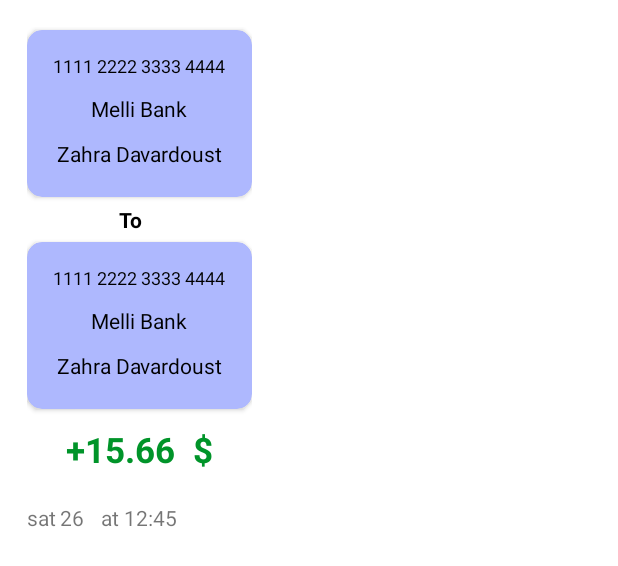
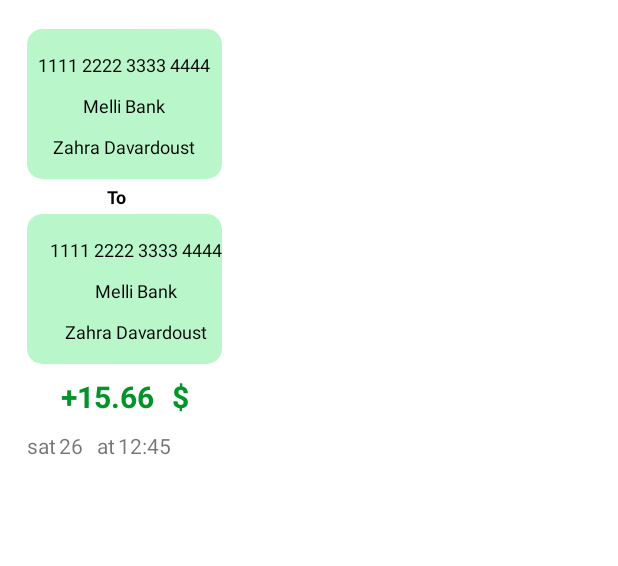
Before and after one commit to zahhard/bank, an Android app: the layout transactions.xml on its own in the app's theme, with its tools: preview values and no code run, on a phone screen of 412 x 824 dp. Shown: the top 566 px of the screen. Run offline under Robolectric (Android 15) with nearby library versions, the phone set to English and light mode, and no system bars.

Commit message:
background color of carts changed

```diff
--- a/app/src/main/res/layout/transactions.xml
+++ b/app/src/main/res/layout/transactions.xml
@@ -11,9 +11,9 @@
 
     <androidx.cardview.widget.CardView
         android:id="@+id/cardView2"
-        android:layout_width="150dp"
-        android:layout_height="111dp"
-        android:backgroundTint="#AEB8FE"
+        android:layout_width="130dp"
+        android:layout_height="100dp"
+        android:backgroundTint="@color/green"
         app:cardCornerRadius="10sp"
         app:layout_constraintBottom_toBottomOf="parent"
         app:layout_constraintEnd_toEndOf="parent"
@@ -45,6 +45,7 @@
                 android:layout_marginVertical="5dp"
                 android:gravity="center"
                 android:text="Melli Bank"
+                android:textSize="12sp"
                 android:textColor="@color/black" />
 
             <TextView
@@ -54,6 +55,7 @@
                 android:layout_marginTop="5dp"
                 android:layout_marginBottom="5dp"
                 android:gravity="center"
+                android:textSize="12sp"
                 android:text="Zahra Davardoust"
                 android:textColor="@color/black" />
         </LinearLayout>
@@ -64,10 +66,10 @@
         android:layout_width="wrap_content"
         android:layout_height="wrap_content"
         android:layout_gravity="center"
-        android:layout_marginVertical="5dp"
+        android:layout_marginVertical="3dp"
         android:text="To"
         android:textColor="@color/black"
-        android:textSize="14dp"
+        android:textSize="12dp"
         android:textStyle="bold"
         app:layout_constraintBottom_toTopOf="@+id/cardView"
         app:layout_constraintEnd_toEndOf="@+id/cardView2"
@@ -78,9 +80,9 @@
 
     <androidx.cardview.widget.CardView
         android:id="@+id/cardView"
-        android:layout_width="150dp"
-        android:layout_height="111dp"
-        android:backgroundTint="#AEB8FE"
+        android:layout_width="130dp"
+        android:layout_height="100dp"
+        android:backgroundTint="@color/green"
         app:cardCornerRadius="10sp"
         app:layout_constraintBottom_toBottomOf="parent"
         app:layout_constraintEnd_toEndOf="@+id/textView3"
@@ -90,8 +92,8 @@
         app:layout_constraintVertical_bias="0.267">
 
         <LinearLayout
-            android:layout_width="match_parent"
-            android:layout_height="match_parent"
+            android:layout_width="135dp"
+            android:layout_height="111dp"
             android:layout_margin="5dp"
             android:orientation="vertical">
 
@@ -113,6 +115,7 @@
                 android:layout_marginVertical="5dp"
                 android:gravity="center"
                 android:text="Melli Bank"
+                android:textSize="12sp"
                 android:textColor="@color/black" />
 
             <TextView
@@ -122,6 +125,7 @@
                 android:layout_marginTop="5dp"
                 android:layout_marginBottom="5dp"
                 android:gravity="center"
+                android:textSize="12sp"
                 android:text="Zahra Davardoust"
                 android:textColor="@color/black" />
 
@@ -156,7 +160,7 @@
             android:layout_height="wrap_content"
             android:text="+"
             android:textColor="#009429"
-            android:textSize="23sp"
+            android:textSize="20sp"
             android:textStyle="bold" />
 
         <TextView
@@ -166,7 +170,7 @@
             android:gravity="center"
             android:text="15.66"
             android:textColor="#009429"
-            android:textSize="23sp"
+            android:textSize="20sp"
             android:textStyle="bold" />
 
         <TextView
@@ -176,7 +180,7 @@
             android:layout_marginStart="12dp"
             android:text="$"
             android:textColor="#009429"
-            android:textSize="23sp"
+            android:textSize="20sp"
             android:textStyle="bold" />
     </LinearLayout>
 
```
